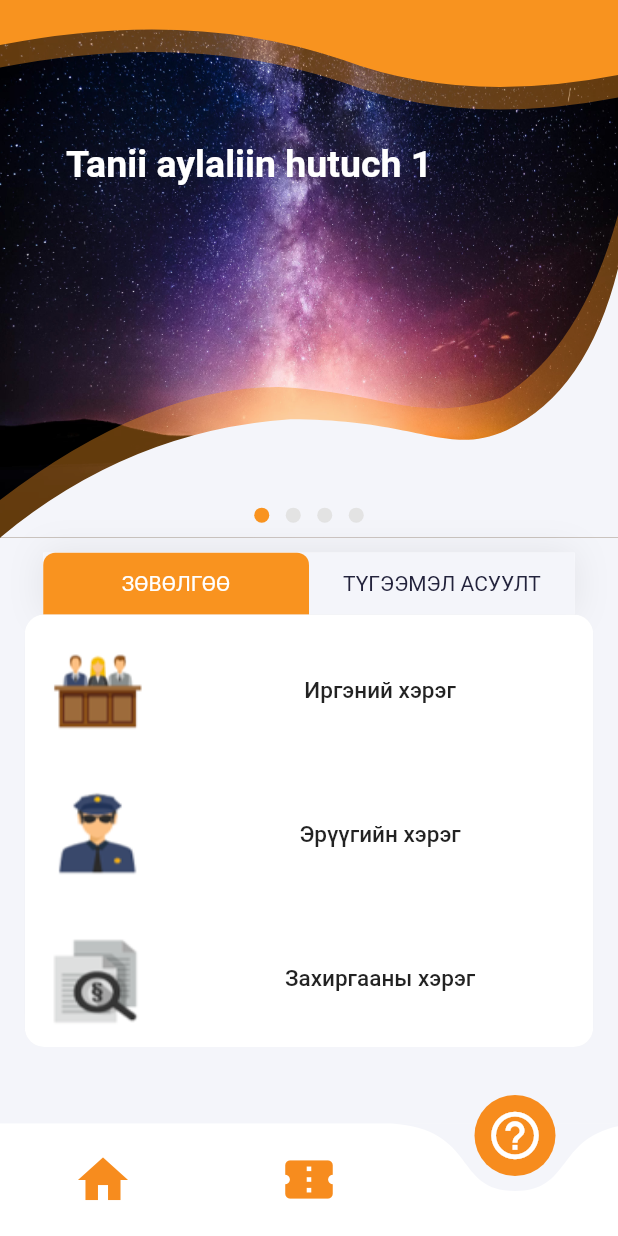
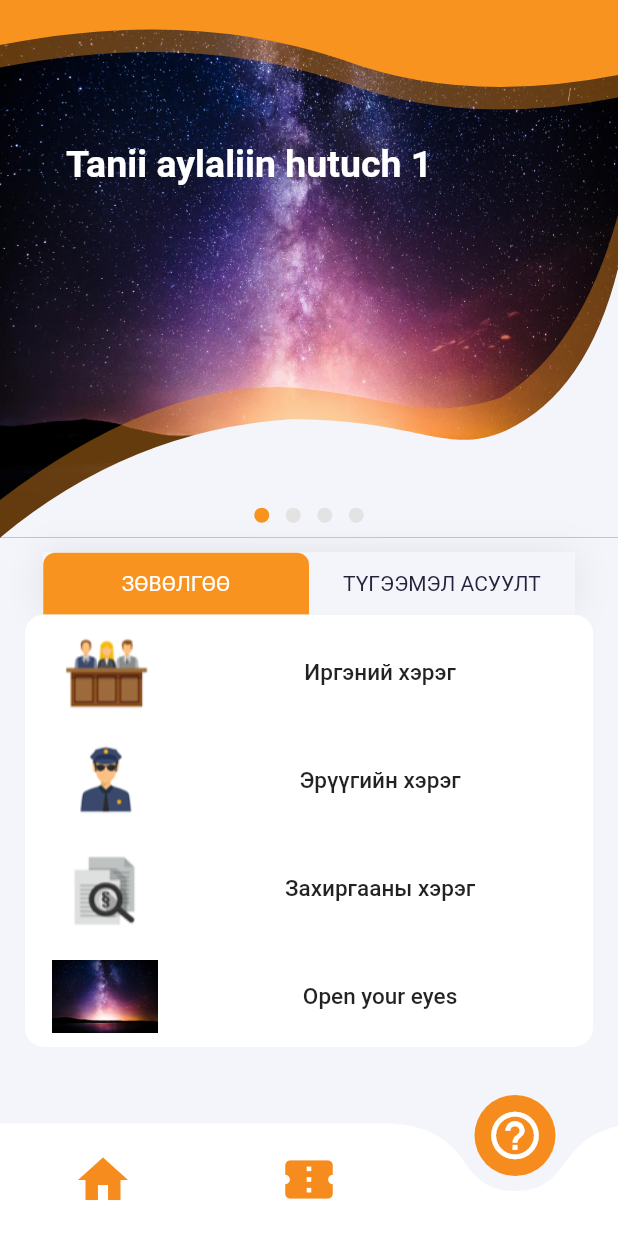
Before and after one commit to temka0170/lawapp, a Flutter app: the screen it shows after launch, item 3 of the bottom bar chosen, on a phone screen of 412 x 824 dp. Run offline on Flutter 3.47's test engine with Material 2 defaults, Android fonts, the light colour scheme and no system bars; drawn by our look-alikes of curved_navigation_bar; our stand-ins replace carousel_slider, flutter_custom_clippers; missing offline and left inert: flutter_phone_direct_caller; Roboto replaces fonts that are missing (SFProDisplay); project files that could hold a hidden picture were left out.

Commit message:
small fix, added OpenYourEyes section

```diff
--- a/lib/custom_func_data/calculator_buttons.dart
+++ b/lib/custom_func_data/calculator_buttons.dart
@@ -18,7 +18,6 @@ Padding govLink(double width, double height) {
     child: SizedBox(
       width: width,
       height: height * 0.06,
-      child: Expanded(
       child: Row(
           mainAxisAlignment: MainAxisAlignment.spaceEvenly,
           children: <Widget>[
@@ -75,7 +74,6 @@ Padding govLink(double width, double height) {
             )
           ]),
     ),
-    ),
   );
 }
 
@@ -85,7 +83,6 @@ Padding ytLink(double width, double height) {
     child: SizedBox(
       width: width,
       height: height * 0.06,
-      child: Expanded(
       child: Row(
           mainAxisAlignment: MainAxisAlignment.spaceEvenly,
           children: <Widget>[
@@ -143,7 +140,6 @@ Padding ytLink(double width, double height) {
             )
           ]),
     ),
-    ),
   );
 }
 
@@ -153,7 +149,6 @@ Padding phoneCaller(double width, double height) {
     child: SizedBox(
       width: width,
       height: height * 0.06,
-      child: Expanded(
       child: Row(
           mainAxisAlignment: MainAxisAlignment.spaceEvenly,
           children: <Widget>[
@@ -211,6 +206,5 @@ Padding phoneCaller(double width, double height) {
             )
           ]),
     ),
-    ),
   );
 }
--- a/lib/custom_func_data/calculator_carousel.dart
+++ b/lib/custom_func_data/calculator_carousel.dart
@@ -131,7 +131,6 @@ class _AdScreenState extends State<AdScreen> {
           bottom: 10.0,
           child: SizedBox(
             width: MediaQuery.of(context).size.width,
-            child: Expanded(
             child: Row(
               mainAxisAlignment: MainAxisAlignment.center,
               children: <Widget>[
@@ -140,7 +139,6 @@ class _AdScreenState extends State<AdScreen> {
                 for (int i = 0; i < ads.length; i++)
                   _currentAd == i ? adIndicator(true) : adIndicator(false),
               ],
-              ),
             ),
           ),
         ),
--- a/lib/custom_func_data/data.dart
+++ b/lib/custom_func_data/data.dart
@@ -43,7 +43,7 @@ List<AdModel> getAds() {
   AdModel ad = new AdModel();
 
   ad.setAdPath("assets/images/galaxy.jpg");
-  ad.setAdDesc("Tanii Aylaliin hutuch 0");
+  ad.setAdDesc("Placeholder");
   ad.setIdx(0);
   ads.add(ad);
 
@@ -427,5 +427,11 @@ List<ZuvluguuPopup> morePopups() {
       "НИЙСЛЭЛ ДЭХ ЗАХИРГААНЫ ХЭРГИЙН\n\tАНХАН ШАТНЫ ШҮҮХЭД\n\tНэхэмжлэл гаргах нь:";
   popups.add(popup);
 
+  //Open your eyes movement placeholders
+  popup = new ZuvluguuPopup();
+  popup.descriptions = "PlaceHolder(OpenYourEyes)";
+  popup.title = "Open Your Eyes";
+  popups.add(popup);
+
   return popups;
 }
--- a/lib/custom_func_data/more_table.dart
+++ b/lib/custom_func_data/more_table.dart
@@ -2,6 +2,7 @@ import 'package:flutter/material.dart';
 import 'package:project_1/navigating_pages/more.dart';
 import 'package:project_1/zuvluguu_popups/EruugiinHereg.dart';
 import 'package:project_1/zuvluguu_popups/IrgeniiHereg.dart';
+import 'package:project_1/zuvluguu_popups/NudeeNee.dart';
 import 'package:project_1/zuvluguu_popups/ZahirgaaniiHereg.dart';
 
 import 'calculator_popup.dart';
@@ -191,6 +192,15 @@ class RecomQst extends StatelessWidget {
             ),
           ),
         ),
+        Expanded(
+          child: BoxItems(
+            imgPath: 'assets/images/galaxy.jpg',
+            textBox: 'Open your eyes',
+            popup: EyeBox(
+              title: 'Open your eyes',
+            ),
+          ),
+        ),
       ],
     );
   }
--- a/lib/navigating_pages/more.dart
+++ b/lib/navigating_pages/more.dart
@@ -73,10 +73,12 @@ class BoxItems extends StatelessWidget {
                       });
                 },
                 child: Container(
-                  margin: EdgeInsets.all(6.0),
+                  padding: EdgeInsets.only(left: 12.0),
                   child: Image.asset(
                     imgPath,
-                    fit: BoxFit.fill,
+                    fit: BoxFit.contain,
+                    width: MediaQuery.of(context).size.height * 0.07,
+                    height: MediaQuery.of(context).size.height * 0.07,
                   ),
                 ),
               ),
```
Also changed, not shown: lib/zuvluguu_popups/NudeeNee.dart (added, +119 -0 lines). Lines whose indentation alone changed are shown as unchanged.
